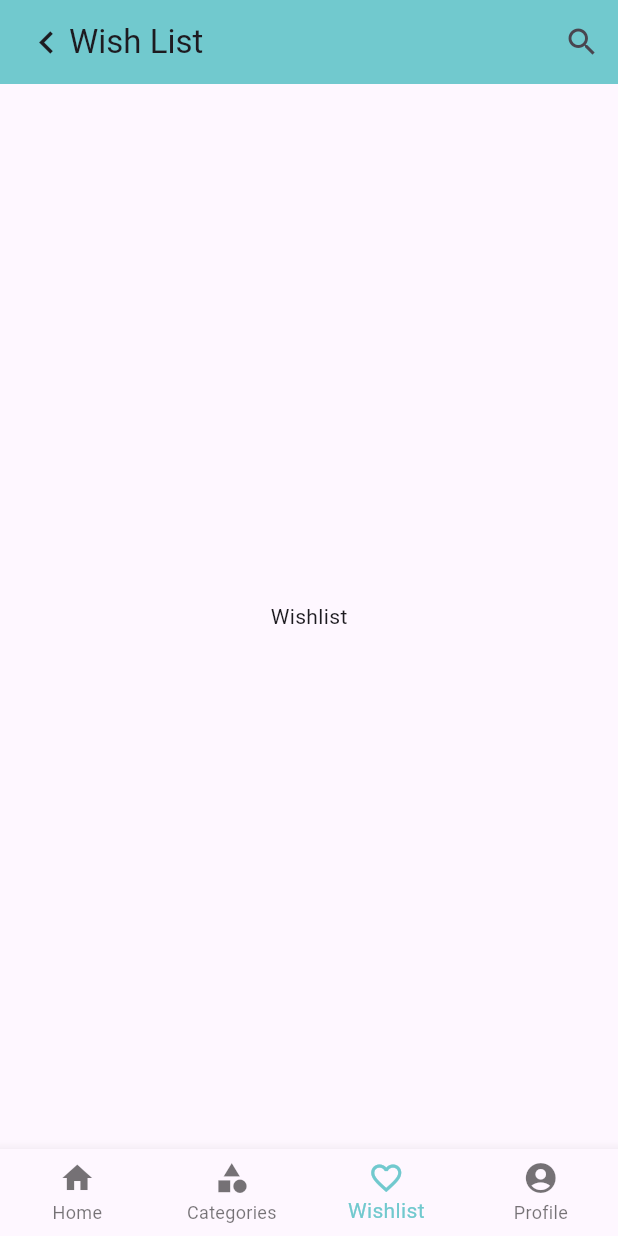
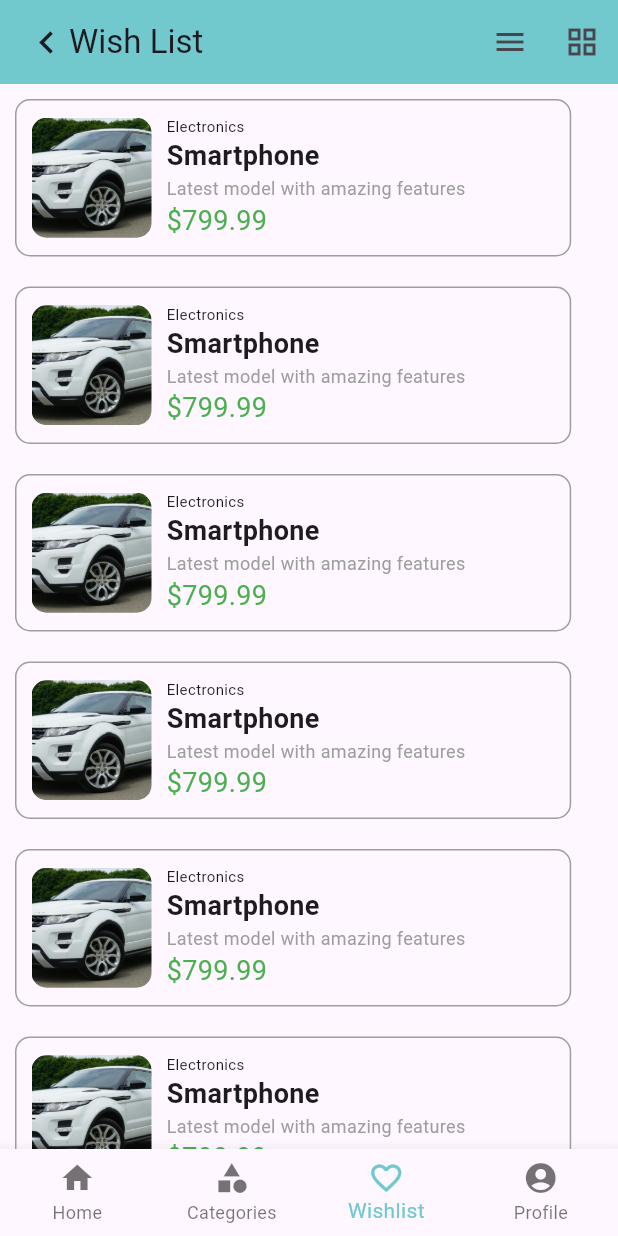
Before and after one commit to Jerickivan29/ChopyApp, a Flutter app: the screen it shows after launch, item 3 of the bottom bar chosen, on a phone screen of 412 x 824 dp. Run offline on Flutter 3.47's test engine with Material 3 defaults, Android fonts, the phone set to English and light mode, and no system bars; our stand-ins replace carousel_slider.

Commit message:
update wishlish

```diff
--- a/chopy_app/lib/wishlist.dart
+++ b/chopy_app/lib/wishlist.dart
@@ -1,5 +1,4 @@
 import 'package:flutter/material.dart';
-import 'package:flutter/widgets.dart';
 
 class Wishlist extends StatelessWidget {
   final Function(int) onBackTap;
@@ -26,13 +25,88 @@ class Wishlist extends StatelessWidget {
         actions: [
           IconButton(
             icon: const Icon(
-              Icons.search,
+              Icons.menu,
+            ),
+            onPressed: () {},
+          ),
+          IconButton(
+            icon: const Icon(
+              Icons.grid_view,
             ),
             onPressed: () {},
           ),
         ],
       ),
-      body: const Center(child: Text("Wishlist")),
+      body: SingleChildScrollView(
+        child: Column(
+          children: const [
+            WishlistProduct(imageProduct: 'assets/images/car1.jpg', category: 'Electronics', name: 'Smartphone', desc: 'Latest model with amazing features', price: '\$799.99',),
+            WishlistProduct(imageProduct: 'assets/images/car1.jpg', category: 'Electronics', name: 'Smartphone', desc: 'Latest model with amazing features', price: '\$799.99',),
+            WishlistProduct(imageProduct: 'assets/images/car1.jpg', category: 'Electronics', name: 'Smartphone', desc: 'Latest model with amazing features', price: '\$799.99',),
+            WishlistProduct(imageProduct: 'assets/images/car1.jpg', category: 'Electronics', name: 'Smartphone', desc: 'Latest model with amazing features', price: '\$799.99',),
+            WishlistProduct(imageProduct: 'assets/images/car1.jpg', category: 'Electronics', name: 'Smartphone', desc: 'Latest model with amazing features', price: '\$799.99',),
+            WishlistProduct(imageProduct: 'assets/images/car1.jpg', category: 'Electronics', name: 'Smartphone', desc: 'Latest model with amazing features', price: '\$799.99',),
+            WishlistProduct(imageProduct: 'assets/images/car1.jpg', category: 'Electronics', name: 'Smartphone', desc: 'Latest model with amazing features', price: '\$799.99',),
+          ],
+        ),
+      ),
     );
   }
 }
+
+class WishlistProduct extends StatelessWidget {
+  final String imageProduct;
+  final String category;
+  final String name;
+  final String desc;
+  final String price;
+
+  const WishlistProduct({
+    super.key,
+    required this.imageProduct,
+    required this.category,
+    required this.desc,
+    required this.name,
+    required this.price,
+  });
+
+  @override
+  Widget build(BuildContext context) {
+    return Container(
+      margin: EdgeInsets.all(10),
+      padding: EdgeInsets.all(10),
+      width: MediaQuery.of(context).size.width * 0.9,
+      decoration: BoxDecoration(
+        border: Border.all(color: Colors.grey),
+        borderRadius: BorderRadius.circular(10),
+      ),
+      child: Row(
+        children: [
+          // Image with border radius
+          Container(
+            width: 80,
+            height: 80,
+            decoration: BoxDecoration(
+              borderRadius: BorderRadius.circular(10),
+              image: DecorationImage(
+                image: AssetImage(imageProduct),
+                fit: BoxFit.cover,
+              ),
+            ),
+          ),
+          SizedBox(width: 10),
+          // Texts
+          Column(
+            crossAxisAlignment: CrossAxisAlignment.start,
+            children: [
+              Text(category, style: TextStyle(fontSize: 10)),
+              Text(name, style: TextStyle(fontSize: 18, fontWeight: FontWeight.bold)),
+              Text(desc, style: TextStyle(fontSize: 12, color: Colors.grey)),
+              Text(price, style: TextStyle(fontSize: 18, color: Colors.green)),
+            ],
+          ),
+        ],
+      ),
+    );
+  }
+}
```
